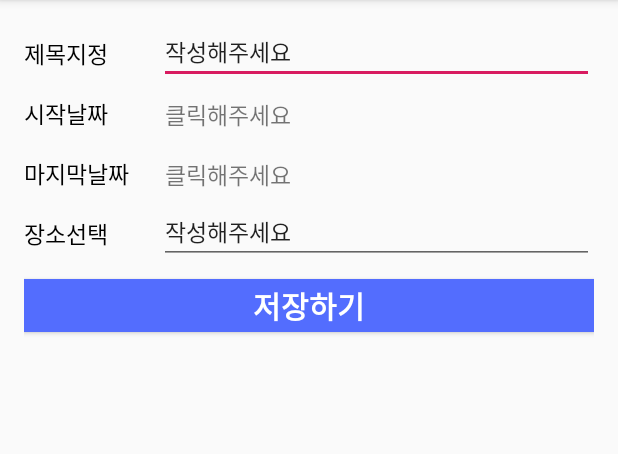
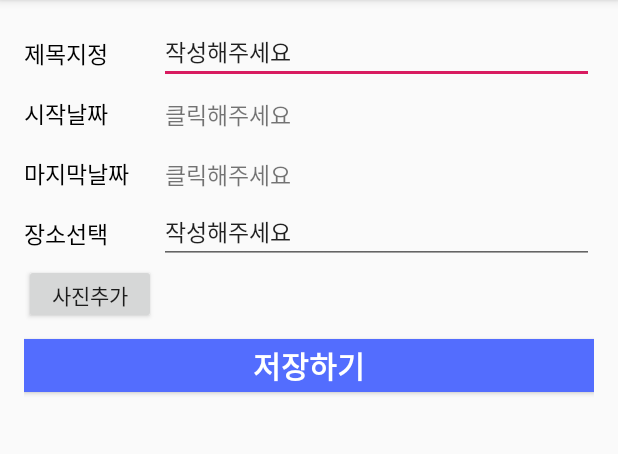
Before and after one commit to Jwhyee/mobile_project_tripper, an Android app: the WriteView screen opened directly, with no data from a screen before it, on a phone screen of 412 x 824 dp, the part 84-538 px from its top. Run offline under Robolectric (Android 15) with nearby library versions, the phone set to English and light mode, and no system bars.

Commit message:
img 추가 중

```diff
--- a/app/build.gradle
+++ b/app/build.gradle
@@ -37,6 +37,7 @@ dependencies {
     implementation 'androidx.appcompat:appcompat:1.4.0'
     implementation 'com.google.android.material:material:1.4.0'
     implementation 'androidx.constraintlayout:constraintlayout:2.1.2'
+    implementation 'gun0912.ted:tedpermission:2.0.0'
     testImplementation 'junit:junit:4.+'
     androidTestImplementation 'androidx.test.ext:junit:1.1.3'
     androidTestImplementation 'androidx.test.espresso:espresso-core:3.4.0'
--- a/app/src/main/AndroidManifest.xml
+++ b/app/src/main/AndroidManifest.xml
@@ -1,6 +1,9 @@
 <?xml version="1.0" encoding="utf-8"?>
 <manifest xmlns:android="http://schemas.android.com/apk/res/android"
     package="com.example.mobile_project_tripper">
+    <uses-permission android:name="android.permission.CAMERA" />
+    <uses-permission android:name="android.permission.READ_EXTERNAL_STORAGE"/>
+    <uses-permission android:name="android.permission.WRITE_EXTERNAL_STORAGE" />
 
     <application
         android:allowBackup="false"
@@ -13,6 +16,7 @@
         <activity android:name=".ViewNote" />
         <activity android:name=".CreateNote" />
         <activity android:name=".WriteView"/>
+        <activity android:name=".ImageInsert"/>
         <activity android:name=".MainActivity"
             android:exported="true">
             <intent-filter>
--- a/app/src/main/java/com/example/mobile_project_tripper/DBHelper.java
+++ b/app/src/main/java/com/example/mobile_project_tripper/DBHelper.java
@@ -6,7 +6,7 @@ import android.database.sqlite.SQLiteDatabase;
 import android.database.sqlite.SQLiteOpenHelper;
 
 public class DBHelper extends SQLiteOpenHelper {
-    public static final String DATABASE_NAME = "diary07";
+    public static final String DATABASE_NAME = "diary08";
     public static final String TABLE_NAME = "diary_detail_list";
     public static final String TABLE_NAME_TEMP = "diary_detail_list_temp";
     public static final String C_ID = "_id";
@@ -16,7 +16,6 @@ public class DBHelper extends SQLiteOpenHelper {
     public static final String DETAIL = "description";
     public static final String TIME = "time";
     public static final String DATE = "date";
-    public static final String D_SUB_NO = "d_no";
 
     public static final int DATABASE_VERSION = 1;
     public static final String D_NO = "d_no";
@@ -93,8 +92,8 @@ public class DBHelper extends SQLiteOpenHelper {
 
     public void d_insert(String d_title ){
         SQLiteDatabase db = getWritableDatabase();
-        db.execSQL("DELETE FROM diary_detail_list_temp;");
-        db.execSQL("UPDATE diary_detail_list SET d_title = '"+d_title+"' WHERE d_title is NULL;");
+        db.execSQL("DELETE FROM diary_detail_list;");
+        db.execSQL("UPDATE diary_detail_list_temp SET d_title = '"+d_title+"' WHERE d_title is NULL;");
 
     }
 
--- a/app/src/main/java/com/example/mobile_project_tripper/ListViewAdapter.java
+++ b/app/src/main/java/com/example/mobile_project_tripper/ListViewAdapter.java
@@ -6,7 +6,6 @@ import android.util.Log;
 import android.view.LayoutInflater;
 import android.view.View;
 import android.view.ViewGroup;
-import android.widget.ImageView;
 import android.widget.TextView;
 
 import androidx.recyclerview.widget.RecyclerView;
@@ -15,10 +14,10 @@ import java.util.ArrayList;
 
 public class ListViewAdapter extends RecyclerView.Adapter<RecyclerView.ViewHolder> {
     Context mContext;
-    private ArrayList<MemoItem> IvList;
+    private ArrayList<DiaryItem> IvList;
     int Position;
 
-    public ListViewAdapter(ArrayList<MemoItem> items, Context context) {
+    public ListViewAdapter(ArrayList<DiaryItem> items, Context context) {
         IvList = items;
         mContext = context;
     }
@@ -70,7 +69,7 @@ public class ListViewAdapter extends RecyclerView.Adapter<RecyclerView.ViewHolde
             });
         }
 
-        public void onBind(MemoItem item) {
+        public void onBind(DiaryItem item) {
             mTitle.setText(item.getTitle());
             memoType.setText(item.getMemo_type());
             mCost.setText(item.getCost());
--- a/app/src/main/java/com/example/mobile_project_tripper/WriteView.java
+++ b/app/src/main/java/com/example/mobile_project_tripper/WriteView.java
@@ -38,7 +38,7 @@ public class WriteView extends AppCompatActivity {
 
 
     private RecyclerView listView;
-    private ArrayList<MemoItem> memoItemList = new ArrayList<>(); // SQLite에서 가져온 원본 데이터 리스트
+    private ArrayList<DiaryItem> diaryItemList = new ArrayList<>(); // SQLite에서 가져온 원본 데이터 리스트
     RecyclerView.Adapter listViewAdapter; // ListViewAdapter 대신 RecyclerView.Adapter
     RecyclerView.LayoutManager layoutManager;
 
@@ -55,7 +55,7 @@ public class WriteView extends AppCompatActivity {
         listView = (RecyclerView)findViewById(R.id.commentslist);
         listView.setHasFixedSize(true);
 
-        memoItemList.clear(); // 가져온 데이터 초기화
+        diaryItemList.clear(); // 가져온 데이터 초기화
         mDBHelper = new DBHelper(this);
         db= mDBHelper.getReadableDatabase();
         db.beginTransaction();
@@ -84,7 +84,7 @@ public class WriteView extends AppCompatActivity {
         layoutManager.setOrientation(LinearLayoutManager.VERTICAL);
         listView.setLayoutManager(layoutManager);
 
-        listViewAdapter = new ListViewAdapter(memoItemList, this); // Adapter 생성
+        listViewAdapter = new ListViewAdapter(diaryItemList, this); // Adapter 생성
         listView.setAdapter(listViewAdapter); // 어댑터를 리스트뷰에 세팅
 
         setInit(); // insert_diary 및 save_btn 활성화
@@ -148,14 +148,14 @@ public class WriteView extends AppCompatActivity {
     }
 
     public void addGroupItem(Long uid, String title, String memo_type, String detail, String time, String date){
-        MemoItem item = new MemoItem();
+        DiaryItem item = new DiaryItem();
         item.setUid(uid);
         item.setTitle(title);
         item.setMemo_type(memo_type);
         item.setDetail(detail);
         item.setTime(time);
         item.setDate(date);
-        memoItemList.add(item);
+        diaryItemList.add(item);
     }
 
     @Override
--- a/app/src/main/res/layout/activity_diary_view.xml
+++ b/app/src/main/res/layout/activity_diary_view.xml
@@ -123,6 +123,25 @@
                 android:textSize="15dp" />
 
         </LinearLayout>
+
+        <LinearLayout
+            android:layout_width="match_parent"
+            android:layout_height="40dp"
+            android:orientation="horizontal">
+
+            <Button
+                android:id="@+id/btnGallery"
+                android:text="사진추가"
+                android:width="50dp"
+                android:layout_width="wrap_content"
+                android:layout_height="wrap_content" />
+
+            <ImageView
+                android:id="@+id/imageView"
+                android:layout_width="match_parent"
+                android:layout_height="match_parent"/>
+
+        </LinearLayout>
         <Button
             android:id="@+id/save_btn"
             android:layout_width="match_parent"
@@ -141,7 +160,7 @@
         android:layout_height="wrap_content"
         android:layout_alignParentStart="true"
         android:layout_alignParentLeft="true"
-        android:layout_marginTop="230sp"
+        android:layout_marginTop="280sp"
         android:orientation="vertical">
 
         <androidx.recyclerview.widget.RecyclerView
--- a/app/src/main/res/values/strings.xml
+++ b/app/src/main/res/values/strings.xml
@@ -52,9 +52,12 @@
     <string name="type_list_entry">메모구분</string>
     <string name="time_vie">시간</string>
     <string name="alarmtext">Alert: </string>
-    <string name="dateformate">dd/MM/yyyy</string>
+    <string name="dateformate">yyyy/MM/dd</string>
     <string name="Not_Set_Alert">Not Set</string>
     <string name="ok">Ok</string>
     <string name="title_msg">title</string>
     <string name="titttle">title</string>
+
+    <string name="permission_1">[설정] > [권한] 에서 권한을 허용할 수 있습니다.</string>
+    <string name="permission_2">사진 및 파일을 저장하기 위하여 접근 권한이 필요합니다.</string>
 </resources>
```
Also changed, not shown: app/src/main/java/com/example/mobile_project_tripper/DiaryItem.java (added, +70 -0 lines), app/src/main/java/com/example/mobile_project_tripper/ImageInsert.java (added, +224 -0 lines), app/src/main/java/com/example/mobile_project_tripper/MemoItem.java (deleted, +0 -70 lines), app/src/main/res/values-night/themes 2.xml (deleted, +0 -16 lines), app/src/main/res/values/themes 2.xml (deleted, +0 -16 lines).
